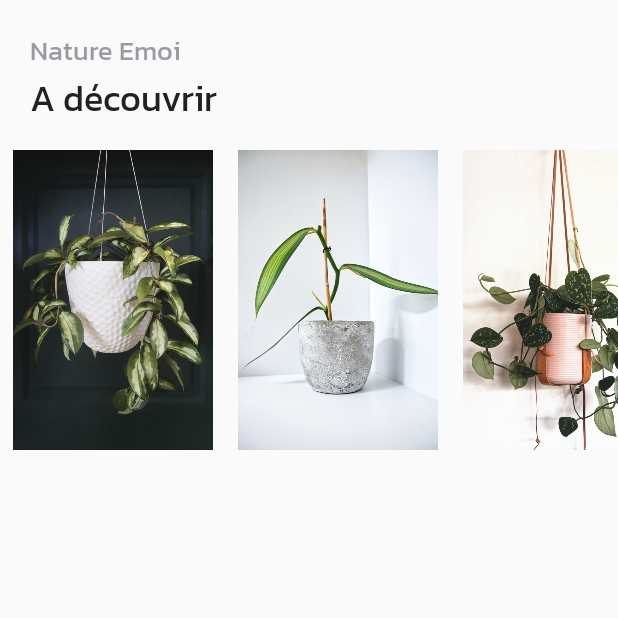
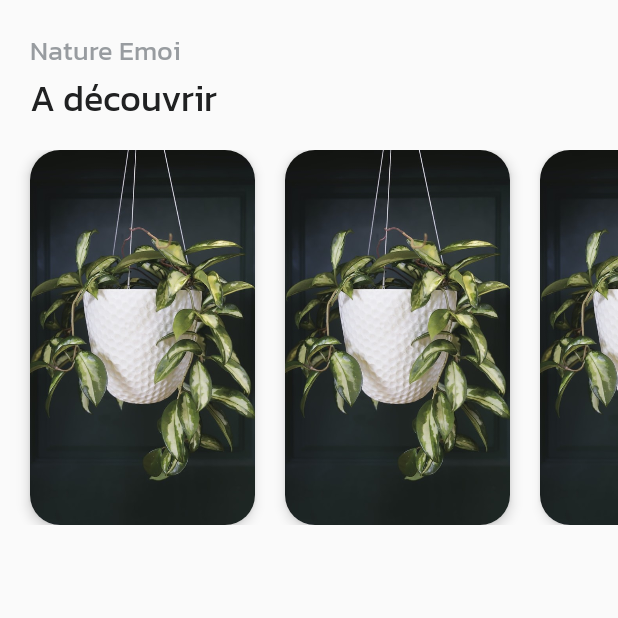
Before and after one commit to J-Dudek/Natural-Collection, an Android app: the screen it shows after launch (MainActivity), on a phone screen of 412 x 824 dp, the top half of it. Run offline under Robolectric (Android 15) with nearby library versions, the phone set to English and light mode, and no system bars.

Commit message:
✨ RecyclerView

```diff
--- /dev/null
+++ b/app/src/main/java/fr/tuto/naturecollection/adapter/PlantAdapter.kt
@@ -0,0 +1,34 @@
+package fr.tuto.naturecollection.adapter
+
+import android.view.LayoutInflater
+import android.view.View
+import android.view.ViewGroup
+import android.widget.ImageView
+import androidx.recyclerview.widget.RecyclerView
+import fr.tuto.naturecollection.R
+
+class PlantAdapter: RecyclerView.Adapter<PlantAdapter.ViewHolder>() {
+
+
+    // pour ranger tt les composants à controller
+    class ViewHolder(view:View): RecyclerView.ViewHolder(view){
+        val plantImage = view.findViewById<ImageView>(R.id.image_item)
+
+    }
+
+    override fun onCreateViewHolder(parent: ViewGroup, viewType: Int): ViewHolder {
+        val view = LayoutInflater.from(parent.context).inflate(R.layout.item_horizontal_plant,parent,false)
+        return ViewHolder(view)
+    }
+
+    override fun onBindViewHolder(holder: ViewHolder, position: Int) {
+
+    }
+
+    override fun getItemCount(): Int {
+        return 5
+    }
+    /** Ewactement pareil
+     * override fun getItemCount(): Int=5
+     */
+}
--- a/app/src/main/java/fr/tuto/naturecollection/fragments/HomeFragment.kt
+++ b/app/src/main/java/fr/tuto/naturecollection/fragments/HomeFragment.kt
@@ -5,12 +5,20 @@ import android.view.LayoutInflater
 import android.view.View
 import android.view.ViewGroup
 import androidx.fragment.app.Fragment
+import androidx.recyclerview.widget.RecyclerView
 import fr.tuto.naturecollection.R
+import fr.tuto.naturecollection.adapter.PlantAdapter
 
 class HomeFragment : Fragment() {
 
     override fun onCreateView(inflater: LayoutInflater, container: ViewGroup?, savedInstanceState: Bundle?
     ): View? {
-        return inflater?.inflate(R.layout.fragment_home,container,false)
+
+
+        val view = inflater?.inflate(R.layout.fragment_home,container,false)
+
+        val horizontalRecyclerView = view.findViewById<RecyclerView>(R.id.horizontal_recycler_view)
+        horizontalRecyclerView.adapter = PlantAdapter();
+        return view
     }
 }
--- a/app/src/main/res/layout/fragment_home.xml
+++ b/app/src/main/res/layout/fragment_home.xml
@@ -1,20 +1,15 @@
 <?xml version="1.0" encoding="utf-8"?>
 <LinearLayout xmlns:android="http://schemas.android.com/apk/res/android"
-    android:orientation="horizontal" android:layout_width="match_parent"
+    xmlns:app="http://schemas.android.com/apk/res-auto"
+    android:orientation="horizontal"
+    android:layout_width="match_parent"
     android:layout_height="match_parent">
 
-    <ImageView
-        android:layout_width="150dp"
-        android:layout_height="200dp"
-        android:src="@drawable/trending1" />
-    <ImageView
-        android:layout_width="150dp"
-        android:layout_height="200dp"
-        android:src="@drawable/trending2" />
-
-    <ImageView
-        android:layout_width="150dp"
-        android:layout_height="200dp"
-        android:src="@drawable/trending3" />
+    <androidx.recyclerview.widget.RecyclerView
+        android:id="@+id/horizontal_recycler_view"
+        android:layout_width="match_parent"
+        android:layout_height="250dp"
+        android:orientation="horizontal"
+        app:layoutManager="androidx.recyclerview.widget.LinearLayoutManager"/>
 
 </LinearLayout>
--- /dev/null
+++ b/app/src/main/res/layout/item_horizontal_plant.xml
@@ -0,0 +1,17 @@
+<?xml version="1.0" encoding="utf-8"?>
+<androidx.cardview.widget.CardView xmlns:android="http://schemas.android.com/apk/res/android"
+    xmlns:app="http://schemas.android.com/apk/res-auto"
+    android:orientation="vertical"
+    android:layout_width="150dp"
+    android:layout_height="match_parent"
+    app:cardCornerRadius="20dp"
+    android:layout_marginLeft="@dimen/default_margin"
+    app:cardElevation="5dp">
+    <ImageView
+        android:id="@+id/image_item"
+        android:layout_width="match_parent"
+        android:layout_height="match_parent"
+        android:scaleType="centerCrop"
+        android:src="@drawable/trending1"/>
+
+</androidx.cardview.widget.CardView>
```
